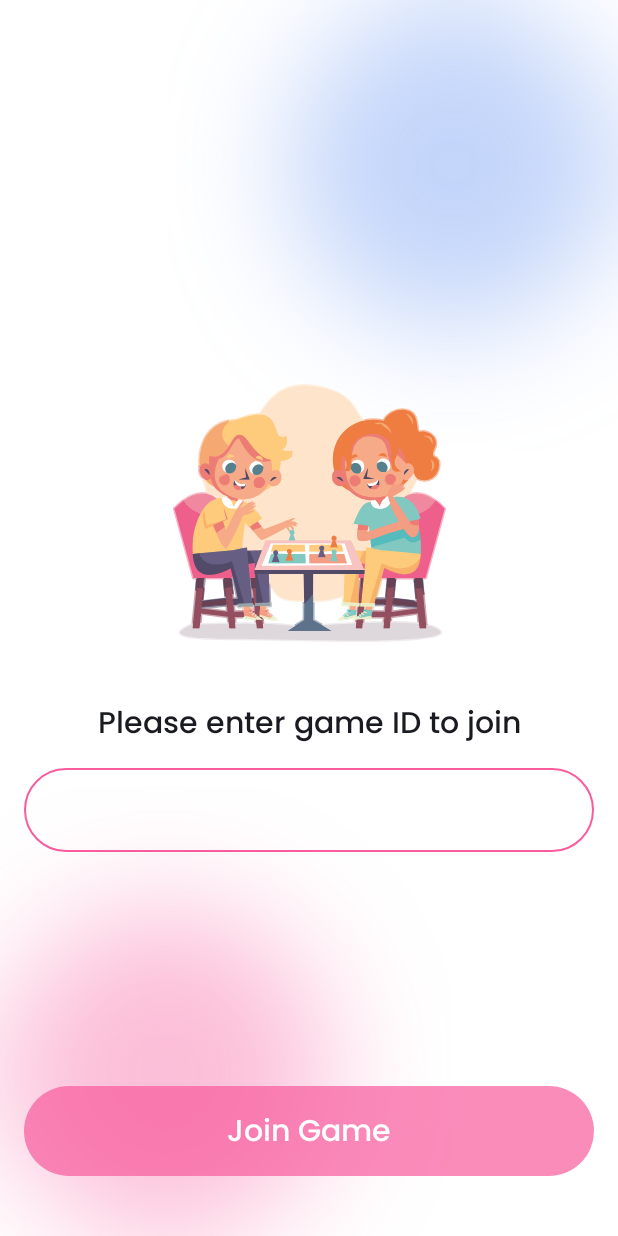
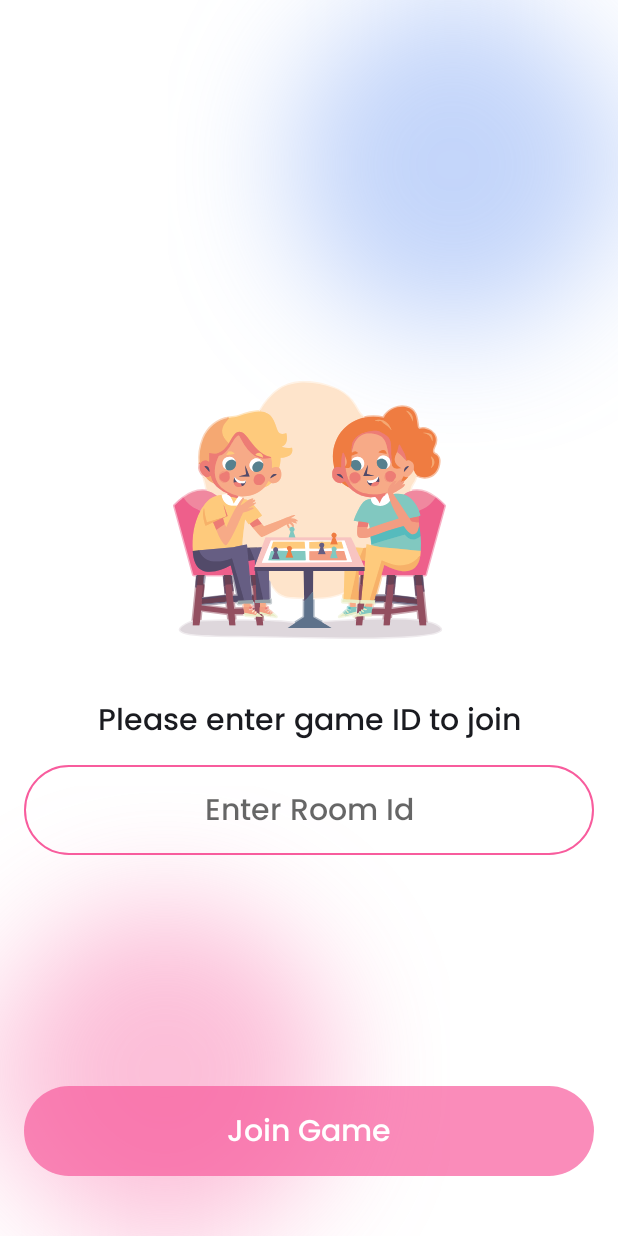
Before and after one commit to Saif-Alhaider/XO-Game, an Android app built with Jetpack Compose: the composable JoinGameContent shown on its own in the app's theme, on a phone screen of 412 x 824 dp. Run offline under Robolectric (Android 15) with nearby library versions, the phone set to English and light mode, and no system bars.

Commit message:
add: placeholder to join text field

```diff
--- a/app/src/main/java/com/example/xogame/ui/screen/join_game/JoinGame.kt
+++ b/app/src/main/java/com/example/xogame/ui/screen/join_game/JoinGame.kt
@@ -80,11 +80,11 @@ fun JoinGameContent(
                 OutlinedTextFieldPrimary(
                     modifier = Modifier
                         .padding(top = 16.dp)
-                        .height(56.dp)
                         .fillMaxWidth(),
                     value = state.roomId,
                     enabled = true,
-                    onValueChanged = updateRoomId
+                    onValueChanged = updateRoomId,
+                    placeHolder = "Enter Room Id"
                 )
             }
             PrimaryButton(
```
